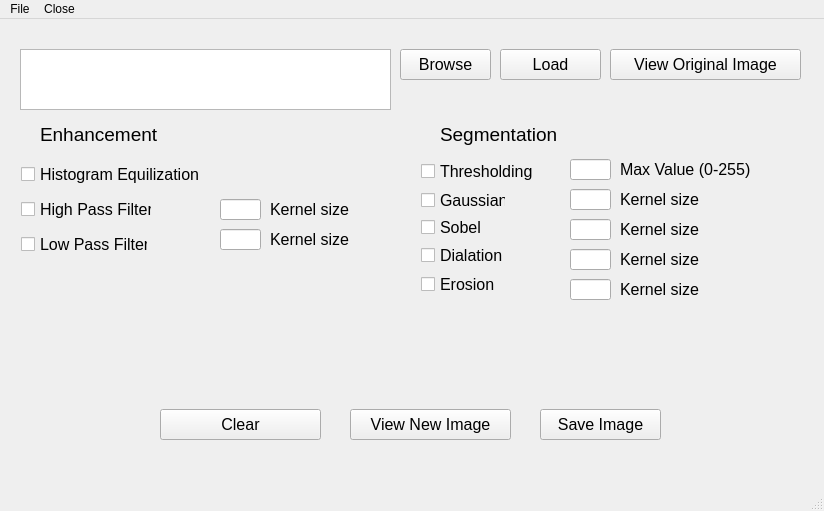
First picture: the form in ImgProc/mainwindow.ui, repository polina-golikova/ImageProcessing, before the edit.
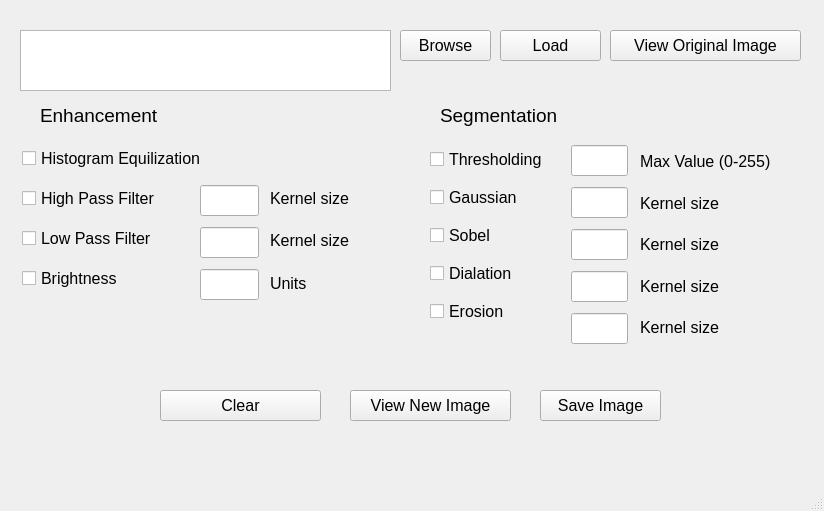
Second picture: the form after the edit.

Diff of the .ui file:
```diff
--- a/ImgProc/mainwindow.ui
+++ b/ImgProc/mainwindow.ui
@@ -13,6 +13,9 @@
   <property name="windowTitle">
    <string>MainWindow</string>
   </property>
+  <property name="styleSheet">
+   <string notr="true"/>
+  </property>
   <widget class="QWidget" name="centralwidget">
    <widget class="QTextEdit" name="filePathTxt">
     <property name="geometry">
@@ -46,6 +49,9 @@
     <property name="text">
      <string>Load</string>
     </property>
+    <property name="checkable">
+     <bool>false</bool>
+    </property>
    </widget>
    <widget class="QPushButton" name="viewImageBtn">
     <property name="geometry">
@@ -64,14 +70,17 @@
     <property name="text">
      <string>View Original Image</string>
     </property>
+    <property name="checkable">
+     <bool>false</bool>
+    </property>
    </widget>
    <widget class="QCheckBox" name="histBx">
     <property name="geometry">
      <rect>
-      <x>21</x>
-      <y>141</y>
-      <width>182</width>
-      <height>28</height>
+      <x>22</x>
+      <y>142</y>
+      <width>228</width>
+      <height>33</height>
      </rect>
     </property>
     <property name="font">
@@ -86,10 +95,10 @@
    <widget class="QCheckBox" name="hpBx">
     <property name="geometry">
      <rect>
-      <x>21</x>
-      <y>176</y>
-      <width>131</width>
-      <height>28</height>
+      <x>22</x>
+      <y>182</y>
+      <width>161</width>
+      <height>33</height>
      </rect>
     </property>
     <property name="font">
@@ -104,10 +113,10 @@
    <widget class="QCheckBox" name="lpBx">
     <property name="geometry">
      <rect>
-      <x>21</x>
-      <y>211</y>
-      <width>127</width>
-      <height>28</height>
+      <x>22</x>
+      <y>222</y>
+      <width>154</width>
+      <height>33</height>
      </rect>
     </property>
     <property name="font">
@@ -119,96 +128,6 @@
      <string>Low Pass Filter</string>
     </property>
    </widget>
-   <widget class="QCheckBox" name="threshBx">
-    <property name="geometry">
-     <rect>
-      <x>421</x>
-      <y>141</y>
-      <width>131</width>
-      <height>22</height>
-     </rect>
-    </property>
-    <property name="font">
-     <font>
-      <pointsize>12</pointsize>
-     </font>
-    </property>
-    <property name="text">
-     <string>Thresholding</string>
-    </property>
-   </widget>
-   <widget class="QCheckBox" name="gausBx">
-    <property name="geometry">
-     <rect>
-      <x>421</x>
-      <y>170</y>
-      <width>85</width>
-      <height>22</height>
-     </rect>
-    </property>
-    <property name="font">
-     <font>
-      <pointsize>12</pointsize>
-     </font>
-    </property>
-    <property name="text">
-     <string>Gaussian</string>
-    </property>
-   </widget>
-   <widget class="QCheckBox" name="sobBx">
-    <property name="geometry">
-     <rect>
-      <x>421</x>
-      <y>197</y>
-      <width>61</width>
-      <height>22</height>
-     </rect>
-    </property>
-    <property name="font">
-     <font>
-      <pointsize>12</pointsize>
-     </font>
-    </property>
-    <property name="text">
-     <string>Sobel</string>
-    </property>
-   </widget>
-   <widget class="QCheckBox" name="eroBx">
-    <property name="geometry">
-     <rect>
-      <x>421</x>
-      <y>254</y>
-      <width>111</width>
-      <height>22</height>
-     </rect>
-    </property>
-    <property name="font">
-     <font>
-      <pointsize>12</pointsize>
-     </font>
-    </property>
-    <property name="text">
-     <string>Erosion</string>
-    </property>
-   </widget>
-   <widget class="QCheckBox" name="diaBx">
-    <property name="geometry">
-     <rect>
-      <x>421</x>
-      <y>225</y>
-      <width>111</width>
-      <height>22</height>
-     </rect>
-    </property>
-    <property name="font">
-     <font>
-      <pointsize>12</pointsize>
-     </font>
-    </property>
-    <property name="text">
-     <string>Dialation</string>
-    </property>
-   </widget>
    <widget class="QPushButton" name="viewNewImageBtn">
     <property name="geometry">
      <rect>
@@ -226,6 +145,9 @@
     <property name="text">
      <string>View New Image</string>
     </property>
+    <property name="checkable">
+     <bool>false</bool>
+    </property>
    </widget>
    <widget class="QPushButton" name="saveImageBtn">
     <property name="geometry">
@@ -241,71 +163,23 @@
       <pointsize>12</pointsize>
      </font>
     </property>
+    <property name="styleSheet">
+     <string notr="true"/>
+    </property>
     <property name="text">
      <string>Save Image</string>
     </property>
-   </widget>
-   <widget class="QLabel" name="label">
-    <property name="geometry">
-     <rect>
-      <x>620</x>
-      <y>140</y>
-      <width>161</width>
-      <height>21</height>
-     </rect>
-    </property>
-    <property name="font">
-     <font>
-      <pointsize>12</pointsize>
-     </font>
-    </property>
-    <property name="text">
-     <string>Max Value (0-255)</string>
-    </property>
-   </widget>
-   <widget class="QLabel" name="label_2">
-    <property name="geometry">
-     <rect>
-      <x>620</x>
-      <y>230</y>
-      <width>161</width>
-      <height>21</height>
-     </rect>
-    </property>
-    <property name="font">
-     <font>
-      <pointsize>12</pointsize>
-     </font>
-    </property>
-    <property name="text">
-     <string>Kernel size</string>
-    </property>
-   </widget>
-   <widget class="QLabel" name="label_3">
-    <property name="geometry">
-     <rect>
-      <x>620</x>
-      <y>260</y>
-      <width>161</width>
-      <height>21</height>
-     </rect>
-    </property>
-    <property name="font">
-     <font>
-      <pointsize>12</pointsize>
-     </font>
-    </property>
-    <property name="text">
-     <string>Kernel size</string>
+    <property name="checkable">
+     <bool>false</bool>
     </property>
    </widget>
    <widget class="QLineEdit" name="diaKern">
     <property name="geometry">
      <rect>
-      <x>570</x>
-      <y>230</y>
-      <width>41</width>
-      <height>21</height>
+      <x>571</x>
+      <y>271</y>
+      <width>57</width>
+      <height>31</height>
      </rect>
     </property>
     <property name="font">
@@ -317,10 +191,10 @@
    <widget class="QLineEdit" name="eroKern">
     <property name="geometry">
      <rect>
-      <x>570</x>
-      <y>260</y>
-      <width>41</width>
-      <height>21</height>
+      <x>571</x>
+      <y>313</y>
+      <width>57</width>
+      <height>31</height>
      </rect>
     </property>
     <property name="font">
@@ -332,10 +206,10 @@
    <widget class="QLineEdit" name="gausKern">
     <property name="geometry">
      <rect>
-      <x>570</x>
-      <y>170</y>
-      <width>41</width>
-      <height>21</height>
+      <x>571</x>
+      <y>187</y>
+      <width>57</width>
+      <height>31</height>
      </rect>
     </property>
     <property name="font">
@@ -344,31 +218,13 @@
      </font>
     </property>
    </widget>
-   <widget class="QLabel" name="label_8">
-    <property name="geometry">
-     <rect>
-      <x>620</x>
-      <y>200</y>
-      <width>161</width>
-      <height>21</height>
-     </rect>
-    </property>
-    <property name="font">
-     <font>
-      <pointsize>12</pointsize>
-     </font>
-    </property>
-    <property name="text">
-     <string>Kernel size</string>
-    </property>
-   </widget>
    <widget class="QLineEdit" name="sobKern">
     <property name="geometry">
      <rect>
-      <x>570</x>
-      <y>200</y>
-      <width>41</width>
-      <height>21</height>
+      <x>571</x>
+      <y>229</y>
+      <width>57</width>
+      <height>31</height>
      </rect>
     </property>
     <property name="font">
@@ -430,14 +286,17 @@
     <property name="text">
      <string>Browse</string>
     </property>
+    <property name="checkable">
+     <bool>false</bool>
+    </property>
    </widget>
    <widget class="QLineEdit" name="threshVal">
     <property name="geometry">
      <rect>
-      <x>570</x>
-      <y>140</y>
-      <width>41</width>
-      <height>21</height>
+      <x>571</x>
+      <y>145</y>
+      <width>57</width>
+      <height>31</height>
      </rect>
     </property>
     <property name="font">
@@ -446,24 +305,6 @@
      </font>
     </property>
    </widget>
-   <widget class="QLabel" name="label_11">
-    <property name="geometry">
-     <rect>
-      <x>620</x>
-      <y>170</y>
-      <width>161</width>
-      <height>21</height>
-     </rect>
-    </property>
-    <property name="font">
-     <font>
-      <pointsize>12</pointsize>
-     </font>
-    </property>
-    <property name="text">
-     <string>Kernel size</string>
-    </property>
-   </widget>
    <widget class="QPushButton" name="clearBtn">
     <property name="geometry">
      <rect>
@@ -481,14 +322,17 @@
     <property name="text">
      <string>Clear</string>
     </property>
+    <property name="checkable">
+     <bool>false</bool>
+    </property>
    </widget>
    <widget class="QLineEdit" name="hpKern">
     <property name="geometry">
      <rect>
-      <x>220</x>
-      <y>180</y>
-      <width>41</width>
-      <height>21</height>
+      <x>200</x>
+      <y>185</y>
+      <width>59</width>
+      <height>31</height>
      </rect>
     </property>
     <property name="font">
@@ -497,31 +341,13 @@
      </font>
     </property>
    </widget>
-   <widget class="QLabel" name="label_12">
-    <property name="geometry">
-     <rect>
-      <x>270</x>
-      <y>180</y>
-      <width>101</width>
-      <height>21</height>
-     </rect>
-    </property>
-    <property name="font">
-     <font>
-      <pointsize>12</pointsize>
-     </font>
-    </property>
-    <property name="text">
-     <string>Kernel size</string>
-    </property>
-   </widget>
    <widget class="QLineEdit" name="lpKern">
     <property name="geometry">
      <rect>
-      <x>220</x>
-      <y>210</y>
-      <width>41</width>
-      <height>21</height>
+      <x>200</x>
+      <y>227</y>
+      <width>59</width>
+      <height>31</height>
      </rect>
     </property>
     <property name="font">
@@ -530,13 +356,28 @@
      </font>
     </property>
    </widget>
-   <widget class="QLabel" name="label_13">
+   <widget class="QLineEdit" name="brightNum">
     <property name="geometry">
      <rect>
-      <x>270</x>
-      <y>210</y>
-      <width>101</width>
-      <height>21</height>
+      <x>200</x>
+      <y>269</y>
+      <width>59</width>
+      <height>31</height>
+     </rect>
+    </property>
+    <property name="font">
+     <font>
+      <pointsize>12</pointsize>
+     </font>
+    </property>
+   </widget>
+   <widget class="QCheckBox" name="brightBtn">
+    <property name="geometry">
+     <rect>
+      <x>22</x>
+      <y>262</y>
+      <width>154</width>
+      <height>33</height>
      </rect>
     </property>
     <property name="font">
@@ -545,33 +386,203 @@
      </font>
     </property>
     <property name="text">
-     <string>Kernel size</string>
+     <string>Brightness</string>
     </property>
    </widget>
+   <widget class="QWidget" name="layoutWidget">
+    <property name="geometry">
+     <rect>
+      <x>270</x>
+      <y>180</y>
+      <width>94</width>
+      <height>121</height>
+     </rect>
+    </property>
+    <layout class="QVBoxLayout" name="verticalLayout_3">
+     <item>
+      <widget class="QLabel" name="label_12">
+       <property name="font">
+        <font>
+         <pointsize>12</pointsize>
+        </font>
+       </property>
+       <property name="text">
+        <string>Kernel size</string>
+       </property>
+      </widget>
+     </item>
+     <item>
+      <widget class="QLabel" name="label_13">
+       <property name="font">
+        <font>
+         <pointsize>12</pointsize>
+        </font>
+       </property>
+       <property name="text">
+        <string>Kernel size</string>
+       </property>
+      </widget>
+     </item>
+     <item>
+      <widget class="QLabel" name="label_14">
+       <property name="font">
+        <font>
+         <pointsize>12</pointsize>
+        </font>
+       </property>
+       <property name="text">
+        <string>Units</string>
+       </property>
+      </widget>
+     </item>
+    </layout>
+   </widget>
+   <widget class="QWidget" name="layoutWidget">
+    <property name="geometry">
+     <rect>
+      <x>430</x>
+      <y>140</y>
+      <width>145</width>
+      <height>195</height>
+     </rect>
+    </property>
+    <layout class="QVBoxLayout" name="verticalLayout">
+     <item>
+      <widget class="QCheckBox" name="threshBx">
+       <property name="font">
+        <font>
+         <pointsize>12</pointsize>
+        </font>
+       </property>
+       <property name="text">
+        <string>Thresholding</string>
+       </property>
+      </widget>
+     </item>
+     <item>
+      <widget class="QCheckBox" name="gausBx">
+       <property name="font">
+        <font>
+         <pointsize>12</pointsize>
+        </font>
+       </property>
+       <property name="text">
+        <string>Gaussian</string>
+       </property>
+      </widget>
+     </item>
+     <item>
+      <widget class="QCheckBox" name="sobBx">
+       <property name="font">
+        <font>
+         <pointsize>12</pointsize>
+        </font>
+       </property>
+       <property name="text">
+        <string>Sobel</string>
+       </property>
+      </widget>
+     </item>
+     <item>
+      <widget class="QCheckBox" name="diaBx">
+       <property name="font">
+        <font>
+         <pointsize>12</pointsize>
+        </font>
+       </property>
+       <property name="text">
+        <string>Dialation</string>
+       </property>
+      </widget>
+     </item>
+     <item>
+      <widget class="QCheckBox" name="eroBx">
+       <property name="font">
+        <font>
+         <pointsize>12</pointsize>
+        </font>
+       </property>
+       <property name="text">
+        <string>Erosion</string>
+       </property>
+      </widget>
+     </item>
+    </layout>
+   </widget>
+   <widget class="QWidget" name="layoutWidget">
+    <property name="geometry">
+     <rect>
+      <x>640</x>
+      <y>144</y>
+      <width>160</width>
+      <height>201</height>
+     </rect>
+    </property>
+    <layout class="QVBoxLayout" name="verticalLayout_5">
+     <item>
+      <widget class="QLabel" name="label">
+       <property name="font">
+        <font>
+         <pointsize>12</pointsize>
+        </font>
+       </property>
+       <property name="text">
+        <string>Max Value (0-255)</string>
+       </property>
+      </widget>
+     </item>
+     <item>
+      <widget class="QLabel" name="label_11">
+       <property name="font">
+        <font>
+         <pointsize>12</pointsize>
+        </font>
+       </property>
+       <property name="text">
+        <string>Kernel size</string>
+       </property>
+      </widget>
+     </item>
+     <item>
+      <widget class="QLabel" name="label_8">
+       <property name="font">
+        <font>
+         <pointsize>12</pointsize>
+        </font>
+       </property>
+       <property name="text">
+        <string>Kernel size</string>
+       </property>
+      </widget>
+     </item>
+     <item>
+      <widget class="QLabel" name="label_2">
+       <property name="font">
+        <font>
+         <pointsize>12</pointsize>
+        </font>
+       </property>
+       <property name="text">
+        <string>Kernel size</string>
+       </property>
+      </widget>
+     </item>
+     <item>
+      <widget class="QLabel" name="label_3">
+       <property name="font">
+        <font>
+         <pointsize>12</pointsize>
+        </font>
+       </property>
+       <property name="text">
+        <string>Kernel size</string>
+       </property>
+      </widget>
+     </item>
+    </layout>
+   </widget>
   </widget>
   <widget class="QStatusBar" name="statusbar"/>
-  <widget class="QMenuBar" name="menubar">
-   <property name="geometry">
-    <rect>
-     <x>0</x>
-     <y>0</y>
-     <width>824</width>
-     <height>25</height>
-    </rect>
-   </property>
-   <widget class="QMenu" name="menuFile">
-    <property name="title">
-     <string>File</string>
-    </property>
-   </widget>
-   <widget class="QMenu" name="menuClose">
-    <property name="title">
-     <string>Close</string>
-    </property>
-   </widget>
-   <addaction name="menuFile"/>
-   <addaction name="menuClose"/>
-  </widget>
  </widget>
  <resources/>
  <connections/>
```
